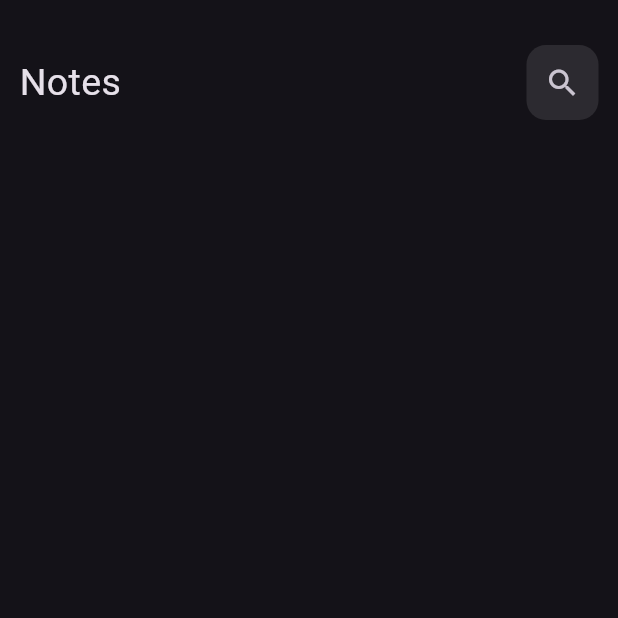
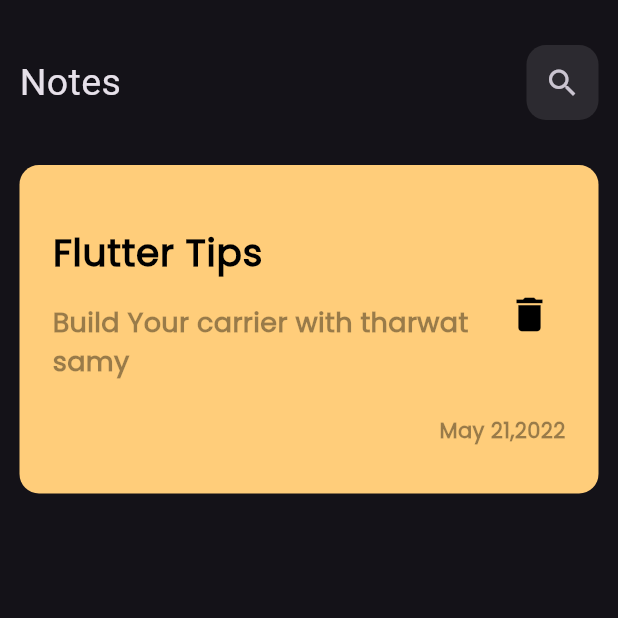
Before and after one commit to ahmed9658/notes_app2, a Flutter app: the screen it shows after launch, on a phone screen of 412 x 824 dp, the top half of it. Run offline on Flutter 3.47's test engine with Material 3 defaults, Android fonts, the phone set to English and light mode, and no system bars.

Commit message:
create note item

```diff
--- a/lib/views/home_view.dart
+++ b/lib/views/home_view.dart
@@ -6,7 +6,9 @@ class home_view extends StatelessWidget {
   @override
   Widget build(BuildContext context) {
     return Scaffold(
-      body: Padding(
+      body: Column(
+        children: [
+          Padding(
             padding: const EdgeInsets.symmetric(horizontal: 13.0, vertical: 30),
             child: Row(
               mainAxisAlignment: MainAxisAlignment.spaceBetween,
@@ -19,11 +21,68 @@ class home_view extends StatelessWidget {
                     height: 50,
                     decoration: BoxDecoration(
                         borderRadius: BorderRadius.circular(13),
-                color: Colors.white.withOpacity(0.1)
-              ),
-              child: IconButton(onPressed: (){}, icon: Icon(Icons.search,)))
+                        color: Colors.white.withOpacity(0.1)),
+                    child: IconButton(
+                        onPressed: () {},
+                        icon: Icon(
+                          Icons.search,
+                        )))
               ],
             ),
+          ),
+          Padding(
+            padding: const EdgeInsets.symmetric(horizontal:13.0),
+            child: Container(
+              padding: EdgeInsets.symmetric(vertical: 32,horizontal: 22),
+              child: Column(
+                crossAxisAlignment: CrossAxisAlignment.end,
+                children: [
+                  ListTile(
+                    contentPadding: EdgeInsets.all(0),
+                    title: Text(
+                      'Flutter Tips',
+                      style: TextStyle(
+                          fontFamily: 'poppins',
+                          fontWeight: FontWeight.w600,
+                          fontSize: 25,
+                          color: Colors.black),
+                    ),
+                    subtitle: Padding(
+                      padding: const EdgeInsets.symmetric(vertical:15.0),
+                      child: Text(
+                        'Build Your carrier with tharwat samy',
+                        style: TextStyle(
+                          color: Colors.black.withOpacity(0.4),
+                          fontFamily: 'poppins',
+                          fontWeight: FontWeight.w600,
+                          fontSize: 18,
+                        ),
+                      ),
+                    ),
+                    trailing: IconButton(
+                        onPressed: () {},
+                        icon: Icon(
+                          Icons.delete,
+                          color: Colors.black,
+                          size: 30,
+                        ),
+                        ),
+                  ),
+                  Text('May 21,2022',
+                  style: TextStyle(
+                    color: Colors.black.withOpacity(0.4),
+                    fontFamily: 'poppins',
+                        fontWeight: FontWeight.w600,
+                  ),
+                  )
+                ],
+              ),
+              decoration: BoxDecoration(
+                  borderRadius: BorderRadius.circular(13),
+                  color: Color(0xffFFCD7A)),
+            ),
+          )
+        ],
       ),
     );
   }
```
Also changed, not shown: pubspec.yaml (+4 -4 lines), lib/assets/Poppins-Regular.ttf (added). Lines whose indentation alone changed are shown as unchanged.
